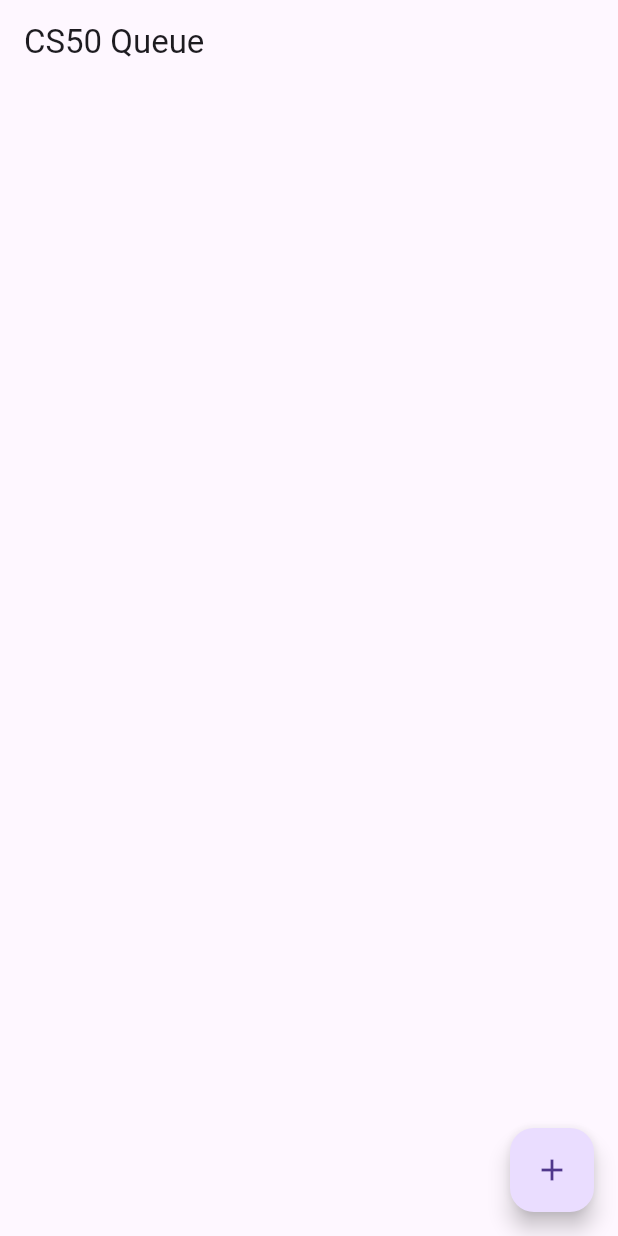
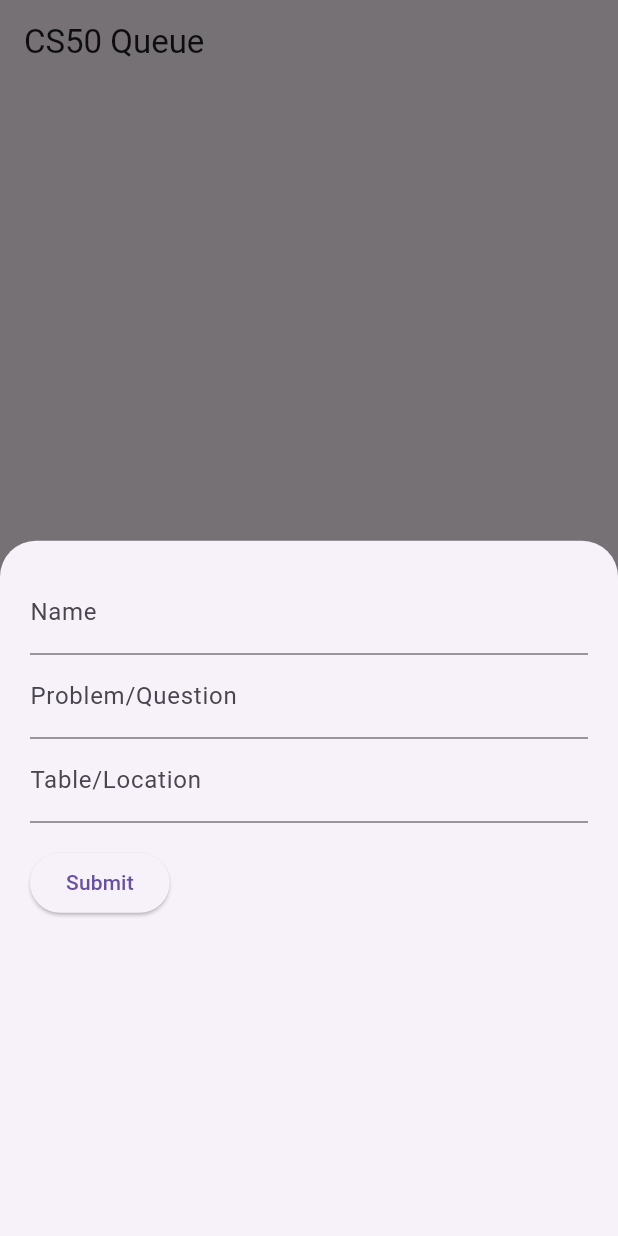
Before and after one commit to HarryJain/cs50_queue, a Flutter app: the screen it shows after launch, after a tap on the "add" icon, on a phone screen of 412 x 824 dp. Run offline on Flutter 3.47's test engine with Material 2 defaults, Android fonts, the light colour scheme and no system bars; our stand-ins replace cloud_firestore, firebase_core; accounts and stored records are empty.

Commit message:
Created form to add queue entry to the database

```diff
--- a/lib/main.dart
+++ b/lib/main.dart
@@ -1,3 +1,4 @@
+import 'package:cs50_queue/services/database.dart';
 import 'package:flutter/material.dart';
 import 'package:firebase_core/firebase_core.dart';
 import 'firebase_options.dart';
@@ -44,7 +45,18 @@ class QueuePage extends StatelessWidget {
       ),
       // Floating button with a plus sign for adding to the queue
       floatingActionButton: FloatingActionButton(
-        onPressed: () {},
+        onPressed: () async {
+          return await showModalBottomSheet(
+            context: context,
+            shape: const RoundedRectangleBorder(
+              borderRadius: BorderRadius.only(
+                topLeft: Radius.circular(24),
+                topRight: Radius.circular(24),
+              ),
+            ),
+            builder: (context) => const QueueEntryForm(),
+          );
+        },
         // An accessibility description on long press
         tooltip: 'Join Queue',
         child: const Icon(Icons.add),
@@ -52,3 +64,110 @@ class QueuePage extends StatelessWidget {
     );
   }
 }
+
+class QueueEntryForm extends StatefulWidget {
+  const QueueEntryForm({Key? key}) : super(key: key);
+
+  @override
+  State<QueueEntryForm> createState() => _QueueEntryFormState();
+}
+
+class _QueueEntryFormState extends State<QueueEntryForm> {
+  // Global key to save the specific state of this form
+  final _formKey = GlobalKey<FormState>();
+
+  // Hardcode in the single queue available
+  final String queueID = '4lviuIOEGylkY3UIy7yt';
+
+  // Temporary String variables to store the form input (? allows them to
+  //  be set to null by default)
+  String? name;
+  String? problem;
+  String? table;
+
+  @override
+  Widget build(BuildContext context) {
+    return Padding(
+      padding: const EdgeInsets.all(20.0),
+      // Create a form with our given key
+      child: Form(
+        key: _formKey,
+        child: Column(
+          // Vertically align from the start
+          crossAxisAlignment: CrossAxisAlignment.start,
+          children: [
+            // Input field for name
+            TextFormField(
+              // The validator receives the text that the user has entered
+              //  and checks if it is not empty
+              validator: (value) {
+                if (value == null || value.isEmpty) {
+                  return 'You must enter your name';
+                }
+                return null;
+              },
+              // Label the input with hint text
+              decoration: const InputDecoration(
+                labelText: 'Name',
+              ),
+              // Whenever the user changes their input, update the temporary
+              //  name variable
+              onChanged: (String? input) {
+                name = input;
+              },
+            ),
+            // Input field for problem
+            TextFormField(
+              // Label the input with hint text
+              decoration: const InputDecoration(
+                labelText: 'Problem/Question',
+              ),
+              // Whenever the user changes their input, update the temporary
+              //  problem variable
+              onChanged: (String? input) {
+                problem = input;
+              },
+            ),
+            // Input field for table
+            TextFormField(
+              // Label the input with hint text
+              decoration: const InputDecoration(
+                labelText: 'Table/Location',
+              ),
+              // Whenever the user changes their input, update the temporary
+              //  table variable
+              onChanged: (String? input) {
+                table = input;
+              },
+            ),
+            Padding(
+              padding: const EdgeInsets.symmetric(vertical: 16.0),
+              child: ElevatedButton(
+                onPressed: () async {
+                  // Validate returns true if the form is valid, or false
+                  //  otherwise
+                  if (_formKey.currentState!.validate()) {
+                    // If the form is valid, display a snackbar alert, close
+                    //  the form, and add a queue entry to the database
+                    ScaffoldMessenger.of(context).showSnackBar(
+                      const SnackBar(
+                          content: Text(
+                              'Thanks for joining the queue! We will get to you soon...')),
+                    );
+                    Navigator.pop(context);
+                    // Add a queue entry with the given inputs (with the ??
+                    //  replacing the temporary variables with empty strings
+                    //  if they are null)
+                    await DatabaseService().addQueueEntry(
+                        queueID, name ?? '', problem ?? '', table ?? '');
+                  }
+                },
+                child: const Text('Submit'),
+              ),
+            ),
+          ],
+        ),
+      ),
+    );
+  }
+}
--- a/lib/models/queue_entry.dart
+++ b/lib/models/queue_entry.dart
@@ -16,8 +16,8 @@ class QueueEntry {
   QueueEntry({
     required this.entryID,
     required this.name,
+    required this.problem,
     required this.table,
-    required this.problem,
     required this.queueTime,
   });
 
@@ -27,8 +27,8 @@ class QueueEntry {
     return {
       'entryID': entryID,
       'name': name,
+      'problem': problem,
       'table': table,
-      'problem': problem,
       'queueTime': queueTime,
     };
   }
@@ -38,7 +38,7 @@ class QueueEntry {
   QueueEntry.fromDocumentSnapshot(DocumentSnapshot<Map<String, dynamic>> doc)
       : entryID = doc.id,
         name = doc.get('name'),
+        problem = doc.get('problem'),
         table = doc.get('table'),
-        problem = doc.get('problem'),
         queueTime = doc.get('queueTime');
 }
--- a/lib/services/database.dart
+++ b/lib/services/database.dart
@@ -25,11 +25,16 @@ class DatabaseService {
             .toList());
   }
 
-  // Add a new document to the given queue with data from the QueueEntry
-  Future addQueueEntry(Queue queue, QueueEntry queueEntry) async {
-    DocumentReference queueEntryReference = await queueCollection
-        .doc(queue.queueID)
-        .collection('queueEntries')
-        .add(queueEntry.toMap());
+  // Add a new document to the given queue with the given name, problem, and
+  //  table
+  Future addQueueEntry(
+      String queueID, String name, String problem, String table) async {
+    DocumentReference queueEntryReference =
+        await queueCollection.doc(queueID).collection('queueEntries').add({
+      'name': name,
+      'problem': problem,
+      'table': table,
+      'queueTime': DateTime.now(),
+    });
   }
 }
```
Also changed, not shown: 4 other files.
